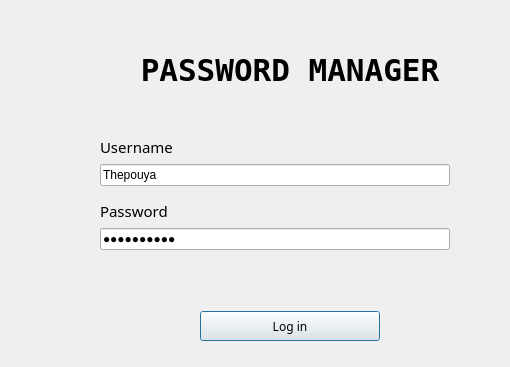
The window that GUI/logindialog.ui (pouyace/Password-Keeper) describes before a commit, drawn with Qt 5; both pictures show x 490 to 1000 and y 0 to 367 of the 1000 by 600 pixel window.
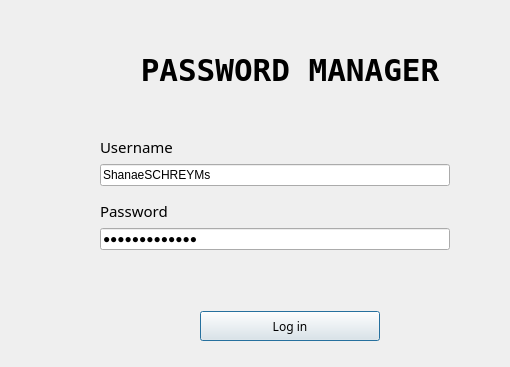
The same window after the commit.

Diff of the .ui file:
```diff
--- a/GUI/logindialog.ui
+++ b/GUI/logindialog.ui
@@ -141,7 +141,7 @@
                </font>
               </property>
               <property name="text">
-               <string>Thepouya</string>
+               <string>ShanaeSCHREYMs</string>
               </property>
              </widget>
             </item>
@@ -191,7 +191,7 @@
                </size>
               </property>
               <property name="text">
-               <string>pouyapouya</string>
+               <string>SCHREY Shanae</string>
               </property>
               <property name="echoMode">
                <enum>QLineEdit::Password</enum>
```
